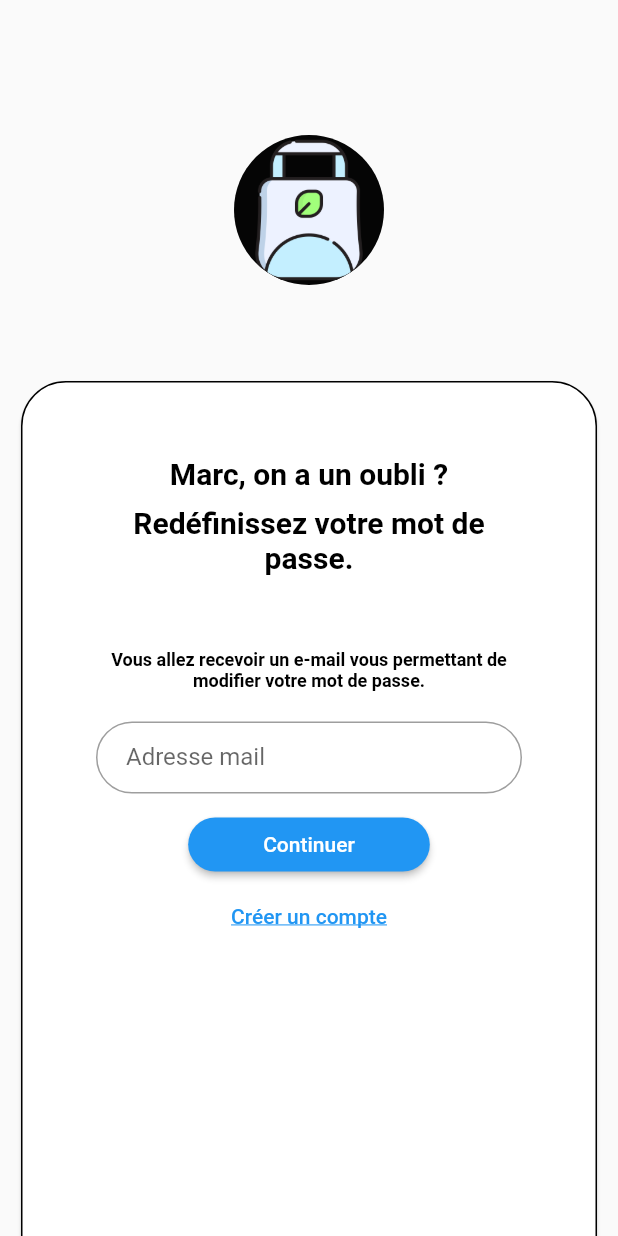
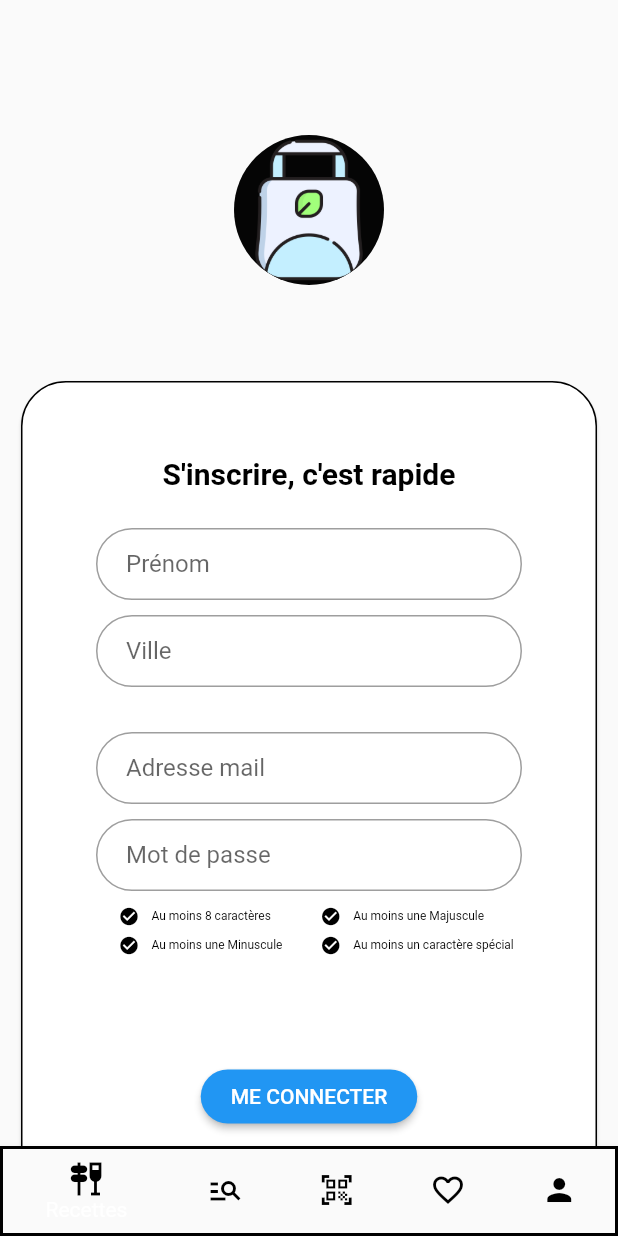
Before and after one commit to yoshiTorisutan-web/MyDigitalProject_Marc, a Flutter app: the LostPassword screen opened by its route, after a tap on "Créer un compte", on a phone screen of 412 x 824 dp. Run offline on Flutter 3.47's test engine with Material 2 defaults, Android fonts, the phone set to English and light mode, and no system bars; our stand-ins replace loading_animation_widget.

Commit message:
first commit

```diff
--- /dev/null
+++ b/lib/screens/create_account.dart
@@ -0,0 +1,339 @@
+import 'package:Marc_project/screens/connexion.dart';
+import 'package:Marc_project/screens/lost_password.dart';
+import 'package:flutter/material.dart';
+
+class CreateAccount extends StatefulWidget {
+  const CreateAccount({super.key});
+
+  @override
+  // ignore: library_private_types_in_public_api
+  _CreateAccountState createState() => _CreateAccountState();
+}
+
+class _CreateAccountState extends State<CreateAccount> {
+  final _formKey = GlobalKey<FormState>();
+  String name = "Toto";
+  String city = "Angers";
+  String mail = 'toto49@gmail.com';
+  String password = '1234';
+  int _currentIndex = 0;
+
+  final List<Widget> _children = [
+    const CreateAccount(),
+    //SignupPage(),
+    //ForgotPasswordPage(),
+  ];
+
+  void _submitForm() {
+    if (_formKey.currentState!.validate()) {
+      // Vérifiez ici les informations d'identification de l'utilisateur
+      // et connectez-le à l'application si les informations sont valides.
+    }
+  }
+
+  @override
+  Widget build(BuildContext context) {
+    return Scaffold(
+        appBar: null,
+        body: Stack(
+          children: [
+            Positioned(
+              top: 40,
+              left: 0,
+              right: 0,
+              child: Container(
+                height: 200,
+                decoration: const BoxDecoration(
+                  borderRadius: BorderRadius.only(
+                    bottomLeft: Radius.circular(30),
+                    bottomRight: Radius.circular(30),
+                  ),
+                ),
+                child: const Center(
+                  child: CircleAvatar(
+                    backgroundColor: Color.fromARGB(255, 5, 5, 5),
+                    radius: 50,
+                    backgroundImage: AssetImage('assets/sac-a-main.png'),
+                  ),
+                ),
+              ),
+            ),
+            Positioned(
+              top: 250,
+              left: 10,
+              right: 10,
+              child: Card(
+                shape: RoundedRectangleBorder(
+                  borderRadius: BorderRadius.circular(30),
+                  side: const BorderSide(color: Colors.black, width: 1),
+                ),
+                child: Padding(
+                  padding: const EdgeInsets.only(
+                      top: 50.0, left: 50, right: 50, bottom: 500),
+                  child: Column(
+                    crossAxisAlignment: CrossAxisAlignment.center,
+                    children: [
+                      const Text("S'inscrire, c'est rapide",
+                          style: TextStyle(
+                              fontWeight: FontWeight.bold,
+                              fontSize: 20,
+                              color: Colors.black)),
+                      const SizedBox(height: 25),
+                      TextFormField(
+                        decoration: InputDecoration(
+                          labelText: 'Prénom',
+                          border: OutlineInputBorder(
+                            borderRadius: BorderRadius.circular(30),
+                            borderSide: const BorderSide(color: Colors.black),
+                          ),
+                          contentPadding: const EdgeInsets.symmetric(
+                              vertical: 10, horizontal: 20),
+                        ),
+                        validator: (value) {
+                          if (value == null || value.isEmpty) {
+                            return 'Veuillez entrer votre prénom';
+                          }
+                          return null;
+                        },
+                        onChanged: (value) {
+                          setState(() {
+                            name = value;
+                          });
+                        },
+                      ),
+                      const SizedBox(height: 10),
+                      TextFormField(
+                        decoration: InputDecoration(
+                          labelText: 'Ville',
+                          border: OutlineInputBorder(
+                            borderRadius: BorderRadius.circular(30),
+                            borderSide: const BorderSide(color: Colors.black),
+                          ),
+                          contentPadding: const EdgeInsets.symmetric(
+                              vertical: 10, horizontal: 20),
+                        ),
+                        validator: (value) {
+                          if (value == null || value.isEmpty) {
+                            return 'Veuillez indiquer votre ville';
+                          }
+                          return null;
+                        },
+                        onChanged: (value) {
+                          setState(() {
+                            city = value;
+                          });
+                        },
+                      ),
+                      const SizedBox(height: 30),
+                      TextFormField(
+                        decoration: InputDecoration(
+                          labelText: 'Adresse mail',
+                          border: OutlineInputBorder(
+                            borderRadius: BorderRadius.circular(30),
+                            borderSide: const BorderSide(color: Colors.black),
+                          ),
+                          contentPadding: const EdgeInsets.symmetric(
+                              vertical: 10, horizontal: 20),
+                        ),
+                        validator: (value) {
+                          if (value == null || value.isEmpty) {
+                            return 'Veuillez entrer votre adresse mail';
+                          }
+                          return null;
+                        },
+                        onChanged: (value) {
+                          setState(() {
+                            mail = value;
+                          });
+                        },
+                      ),
+                      const SizedBox(height: 10),
+                      TextFormField(
+                        decoration: InputDecoration(
+                          labelText: 'Mot de passe',
+                          border: OutlineInputBorder(
+                            borderRadius: BorderRadius.circular(30),
+                            borderSide: const BorderSide(color: Colors.black),
+                          ),
+                          contentPadding: const EdgeInsets.symmetric(
+                              vertical: 10, horizontal: 20),
+                        ),
+                        validator: (value) {
+                          if (value == null || value.isEmpty) {
+                            return 'Veuillez entrer votre mot de passe';
+                          }
+                          return null;
+                        },
+                        onChanged: (value) {
+                          setState(() {
+                            password = value;
+                          });
+                        },
+                      ),
+                      const SizedBox(height: 10),
+                      Padding(
+                          padding: const EdgeInsets.only(left: 15.0),
+                          child: Column(
+                            children: [
+                              Row(
+                                children: [
+                                  Expanded(
+                                    child: Column(
+                                      children: [
+                                        Row(
+                                          children: const [
+                                            Icon(Icons.check_circle,
+                                                color: Color.fromARGB(
+                                                    255, 0, 0, 0),
+                                                size: 14),
+                                            SizedBox(width: 8),
+                                            Text("Au moins 8 caractères",
+                                                style: TextStyle(
+                                                    fontSize: 8,
+                                                    color: Colors.black)),
+                                          ],
+                                        ),
+                                        const SizedBox(height: 5),
+                                        Row(
+                                          children: const [
+                                            Icon(Icons.check_circle,
+                                                color: Color.fromARGB(
+                                                    255, 0, 0, 0),
+                                                size: 14),
+                                            SizedBox(width: 8),
+                                            Text("Au moins une Minuscule",
+                                                style: TextStyle(
+                                                    fontSize: 8,
+                                                    color: Colors.black)),
+                                          ],
+                                        ),
+                                      ],
+                                    ),
+                                  ),
+                                  Expanded(
+                                    child: Column(
+                                      children: [
+                                        Row(
+                                          children: const [
+                                            Icon(Icons.check_circle,
+                                                color: Color.fromARGB(
+                                                    255, 0, 0, 0),
+                                                size: 14),
+                                            SizedBox(width: 8),
+                                            Text("Au moins une Majuscule",
+                                                style: TextStyle(
+                                                    fontSize: 8,
+                                                    color: Colors.black)),
+                                          ],
+                                        ),
+                                        const SizedBox(height: 5),
+                                        Row(
+                                          children: const [
+                                            Icon(Icons.check_circle,
+                                                color: Color.fromARGB(
+                                                    255, 0, 0, 0),
+                                                size: 14),
+                                            SizedBox(width: 8),
+                                            Text(
+                                                "Au moins un caractère spécial",
+                                                style: TextStyle(
+                                                    fontSize: 8,
+                                                    color: Colors.black)),
+                                          ],
+                                        ),
+                                      ],
+                                    ),
+                                  ),
+                                ],
+                              ),
+                            ],
+                          )),
+                      const SizedBox(height: 70),
+                      ElevatedButton(
+                        onPressed: () {
+                          Navigator.push(
+                              context,
+                              MaterialPageRoute(
+                                  builder: (context) => const LoginPage()));
+                        },
+                        child: const Text('ME CONNECTER'),
+                        style: ElevatedButton.styleFrom(
+                          shape: RoundedRectangleBorder(
+                            borderRadius: BorderRadius.circular(30.0),
+                          ),
+                          padding: const EdgeInsets.symmetric(
+                              horizontal: 20.0, vertical: 10.0),
+                        ),
+                      ),
+                      Center(
+                          child: TextButton(
+                        onPressed: () {},
+                        child: const Text(
+                          'Créer un compte',
+                          style: TextStyle(
+                            decoration: TextDecoration.underline,
+                          ),
+                        ),
+                      )),
+                    ],
+                  ),
+                ),
+              ),
+            ),
+          ],
+        ),
+        bottomNavigationBar: Container(
+          decoration: const BoxDecoration(
+            border: Border(
+              top: BorderSide(
+                color: Color.fromARGB(255, 0, 0, 0),
+                width: 2.0,
+              ),
+              bottom: BorderSide(
+                color: Color.fromARGB(255, 0, 0, 0),
+                width: 2.0,
+              ),
+              left: BorderSide(
+                color: Color.fromARGB(255, 0, 0, 0),
+                width: 2.0,
+              ),
+              right: BorderSide(
+                color: Color.fromARGB(255, 0, 0, 0),
+                width: 2.0,
+              ),
+            ),
+          ),
+          child: BottomNavigationBar(
+            currentIndex: _currentIndex,
+            onTap: (index) {
+              setState(() {
+                _currentIndex = index;
+              });
+            },
+            // ignore: prefer_const_literals_to_create_immutables
+            items: [
+              const BottomNavigationBarItem(
+                icon: Icon(Icons.tapas, color: Colors.black),
+                label: 'Recettes',
+              ),
+              const BottomNavigationBarItem(
+                icon: Icon(Icons.manage_search, color: Colors.black),
+                label: 'Catégories',
+              ),
+              const BottomNavigationBarItem(
+                icon: Icon(Icons.qr_code_scanner, color: Colors.black),
+                label: 'Scan',
+              ),
+              const BottomNavigationBarItem(
+                icon: Icon(Icons.favorite_border, color: Colors.black),
+                label: 'Ma liste',
+              ),
+              const BottomNavigationBarItem(
+                icon: Icon(Icons.person, color: Colors.black),
+                label: 'Mon compte',
+              ),
+            ],
+          ),
+        ));
+  }
+}
--- a/lib/screens/lostpassword.dart
+++ b/lib/screens/lost_password.dart
@@ -1,3 +1,4 @@
+import 'package:Marc_project/screens/create_account.dart';
 import 'package:flutter/material.dart';
 
 class LostPassword extends StatefulWidget {
@@ -126,7 +127,12 @@ class _LostPasswordState extends State<LostPassword> {
                       ),
                       Center(
                           child: TextButton(
-                        onPressed: () {},
+                        onPressed: () {
+                          Navigator.push(
+                              context,
+                              MaterialPageRoute(
+                                  builder: (context) => const CreateAccount()));
+                        },
                         child: const Text(
                           'Créer un compte',
                           style: TextStyle(
```
Also changed, not shown: lib/main.dart (+5 -88 lines), lib/screens/connexion.dart (+9 -3 lines), lib/screens/welcome.dart (added, +130 -0 lines), pubspec.yaml (+14 -4 lines), pubspec.lock, 2 other files.
